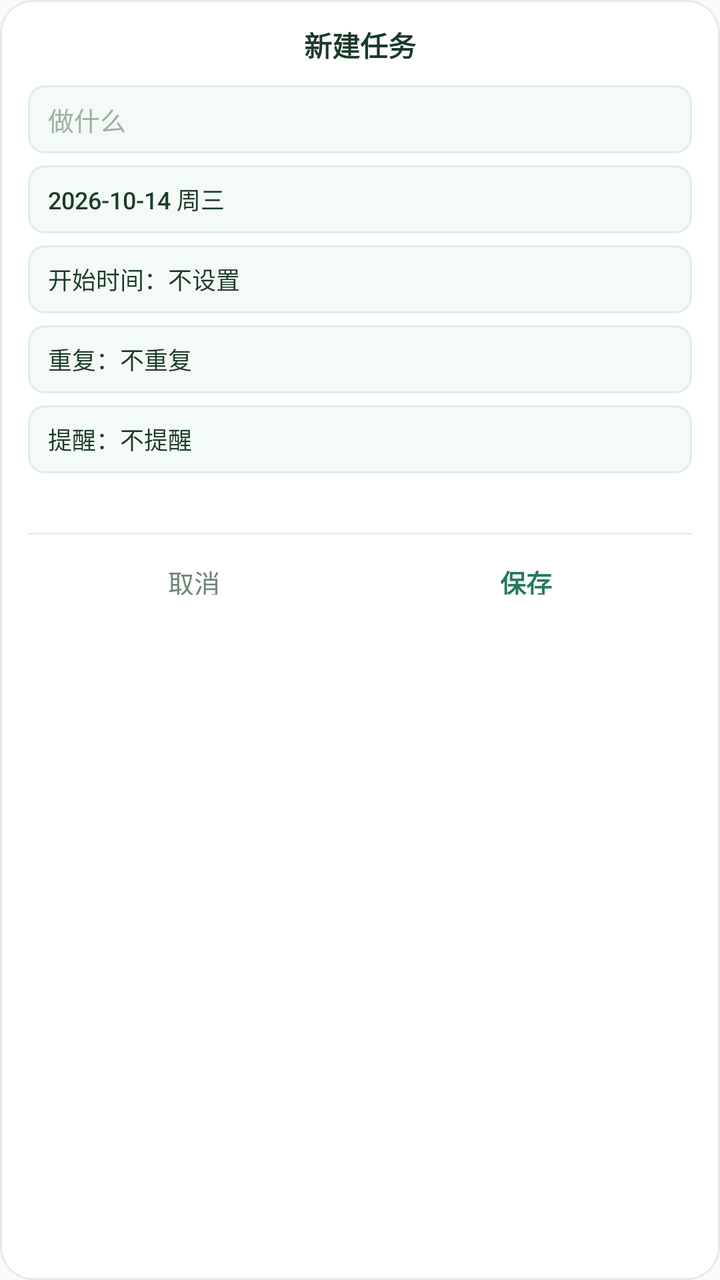
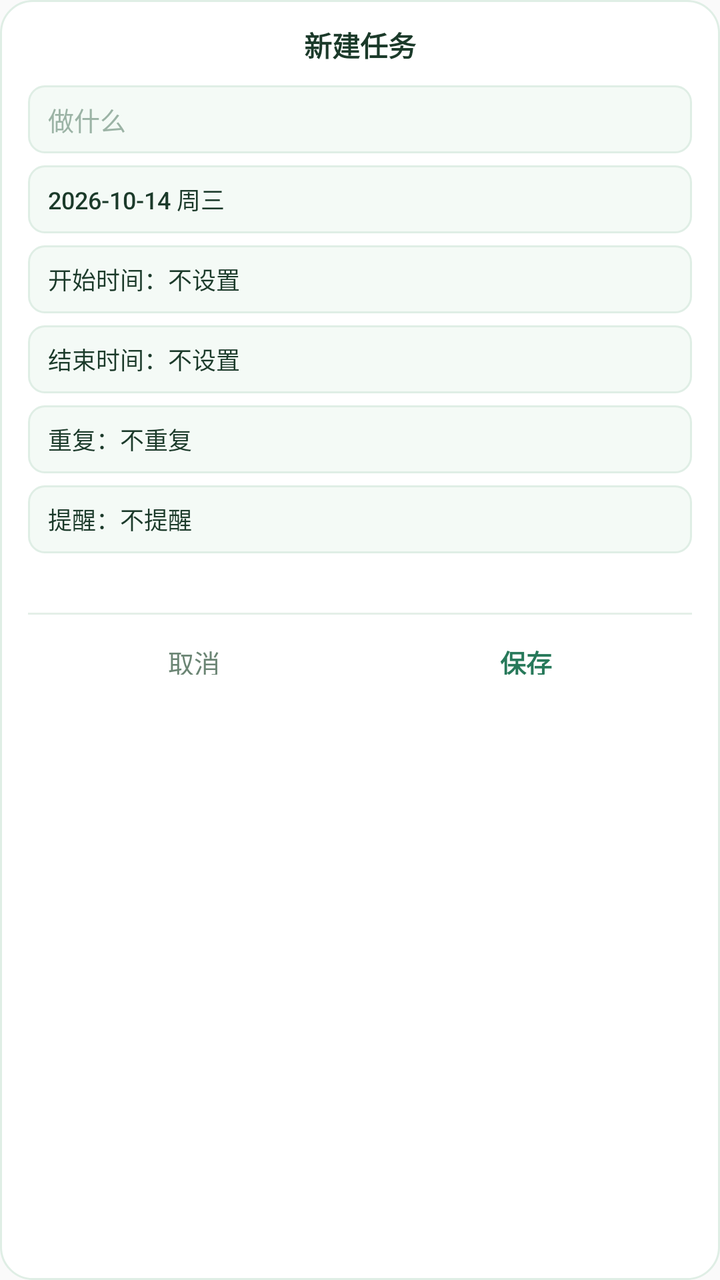

An Android layout rendered at two revisions. The XML below is the earlier revision; the diff shows what the commit changed to produce the second picture.
<!-- AndroidManifest.xml: application theme AppTheme -->
<!-- res/layout/dialog_create.xml -->
<?xml version="1.0" encoding="utf-8"?>
<LinearLayout xmlns:android="http://schemas.android.com/apk/res/android"
    android:layout_width="252dp"
    android:layout_height="wrap_content"
    android:background="@drawable/dialog_bg"
    android:orientation="vertical"
    android:paddingLeft="14dp"
    android:paddingTop="12dp"
    android:paddingRight="14dp"
    android:paddingBottom="12dp">

    <TextView
        android:layout_width="match_parent"
        android:layout_height="wrap_content"
        android:gravity="center"
        android:text="新建任务"
        android:textColor="#1B3A2A"
        android:textSize="14sp"
        android:textStyle="bold" />

    
    <EditText
        android:id="@+id/c_title"
        android:layout_width="match_parent"
        android:layout_height="34dp"
        android:layout_marginTop="10dp"
        android:background="@drawable/dialog_field"
        android:gravity="center_vertical"
        android:hint="做什么"
        android:inputType="text"
        android:paddingLeft="10dp"
        android:paddingRight="10dp"
        android:textColor="#1B3A2A"
        android:textColorHint="#9BB3A5"
        android:textSize="13sp" />

    
    <Button
        android:id="@+id/c_date"
        style="?android:attr/borderlessButtonStyle"
        android:layout_width="match_parent"
        android:layout_height="34dp"
        android:layout_marginTop="6dp"
        android:background="@drawable/dialog_field"
        android:gravity="center_vertical"
        android:minHeight="0dp"
        android:minWidth="0dp"
        android:paddingLeft="10dp"
        android:paddingRight="10dp"
        android:text="2026-10-14 周三"
        android:textColor="#1B3A2A"
        android:textSize="12sp" />

    
    <Button
        android:id="@+id/c_start"
        style="?android:attr/borderlessButtonStyle"
        android:layout_width="match_parent"
        android:layout_height="34dp"
        android:layout_marginTop="6dp"
        android:background="@drawable/dialog_field"
        android:gravity="center_vertical"
        android:minHeight="0dp"
        android:minWidth="0dp"
        android:paddingLeft="10dp"
        android:paddingRight="10dp"
        android:text="开始时间：不设置"
        android:textColor="#1B3A2A"
        android:textSize="12sp" />

    
    <Button
        android:id="@+id/c_repeat"
        style="?android:attr/borderlessButtonStyle"
        android:layout_width="match_parent"
        android:layout_height="34dp"
        android:layout_marginTop="6dp"
        android:background="@drawable/dialog_field"
        android:gravity="center_vertical"
        android:minHeight="0dp"
        android:minWidth="0dp"
        android:paddingLeft="10dp"
        android:paddingRight="10dp"
        android:text="重复：不重复"
        android:textColor="#1B3A2A"
        android:textSize="12sp" />

    
    <Button
        android:id="@+id/c_remind"
        style="?android:attr/borderlessButtonStyle"
        android:layout_width="match_parent"
        android:layout_height="34dp"
        android:layout_marginTop="6dp"
        android:background="@drawable/dialog_field"
        android:gravity="center_vertical"
        android:minHeight="0dp"
        android:minWidth="0dp"
        android:paddingLeft="10dp"
        android:paddingRight="10dp"
        android:text="提醒：不提醒"
        android:textColor="#1B3A2A"
        android:textSize="12sp" />

    <TextView
        android:id="@+id/c_durhint"
        android:layout_width="match_parent"
        android:layout_height="wrap_content"
        android:layout_marginTop="6dp"
        android:gravity="center"
        android:textColor="#8AA294"
        android:textSize="10sp" />

    <View
        android:layout_width="match_parent"
        android:layout_height="1dp"
        android:layout_marginTop="10dp"
        android:background="#E4EFE8" />

    <LinearLayout
        android:layout_width="match_parent"
        android:layout_height="36dp"
        android:layout_marginTop="4dp"
        android:orientation="horizontal">

        <Button
            android:id="@+id/c_cancel"
            style="?android:attr/borderlessButtonStyle"
            android:layout_width="0dp"
            android:layout_height="match_parent"
            android:layout_weight="1"
            android:minHeight="0dp"
            android:minWidth="0dp"
            android:text="取消"
            android:textColor="#6B8574"
            android:textSize="13sp" />

        <Button
            android:id="@+id/c_save"
            style="?android:attr/borderlessButtonStyle"
            android:layout_width="0dp"
            android:layout_height="match_parent"
            android:layout_weight="1"
            android:minHeight="0dp"
            android:minWidth="0dp"
            android:text="保存"
            android:textColor="#27795A"
            android:textSize="13sp"
            android:textStyle="bold" />
    </LinearLayout>
</LinearLayout>
<!-- resources referenced by this layout -->
<resources>
  <!-- drawable dialog_bg (drawable) -->
  <?xml version="1.0" encoding="utf-8"?>
  <shape xmlns:android="http://schemas.android.com/apk/res/android"
      android:shape="rectangle">
      <solid android:color="#FFFFFF" />
      <corners android:radius="16dp" />
      <stroke android:width="1dp" android:color="#DFEEE5" />
  </shape>
  <!-- drawable dialog_field (drawable) -->
  <?xml version="1.0" encoding="utf-8"?>
  <shape xmlns:android="http://schemas.android.com/apk/res/android"
      android:shape="rectangle">
      <solid android:color="@color/dialogField" />
      <corners android:radius="8dp" />
      <stroke
          android:width="1dp"
          android:color="#DFEEE5" />
  </shape>
  <style name="AppTheme" parent="Theme.AppCompat.Light.DarkActionBar">
          
          <item name="colorPrimary">@color/colorPrimary</item>
          <item name="colorPrimaryDark">@color/colorPrimaryDark</item>
          <item name="colorAccent">@color/colorAccent</item>
      </style>
  <color name="dialogField">#F4FAF6</color>
</resources>

<!-- the commit's change to res/layout/dialog_create.xml (unified diff, before → after) -->
@@ -65,6 +65,23 @@
         android:paddingLeft="10dp"
         android:paddingRight="10dp"
         android:text="开始时间：不设置"
+        android:textColor="#1B3A2A"
+        android:textSize="12sp" />
+
+    
+    <Button
+        android:id="@+id/c_end"
+        style="?android:attr/borderlessButtonStyle"
+        android:layout_width="match_parent"
+        android:layout_height="34dp"
+        android:layout_marginTop="6dp"
+        android:background="@drawable/dialog_field"
+        android:gravity="center_vertical"
+        android:minHeight="0dp"
+        android:minWidth="0dp"
+        android:paddingLeft="10dp"
+        android:paddingRight="10dp"
+        android:text="结束时间：不设置"
         android:textColor="#1B3A2A"
         android:textSize="12sp" />
 
